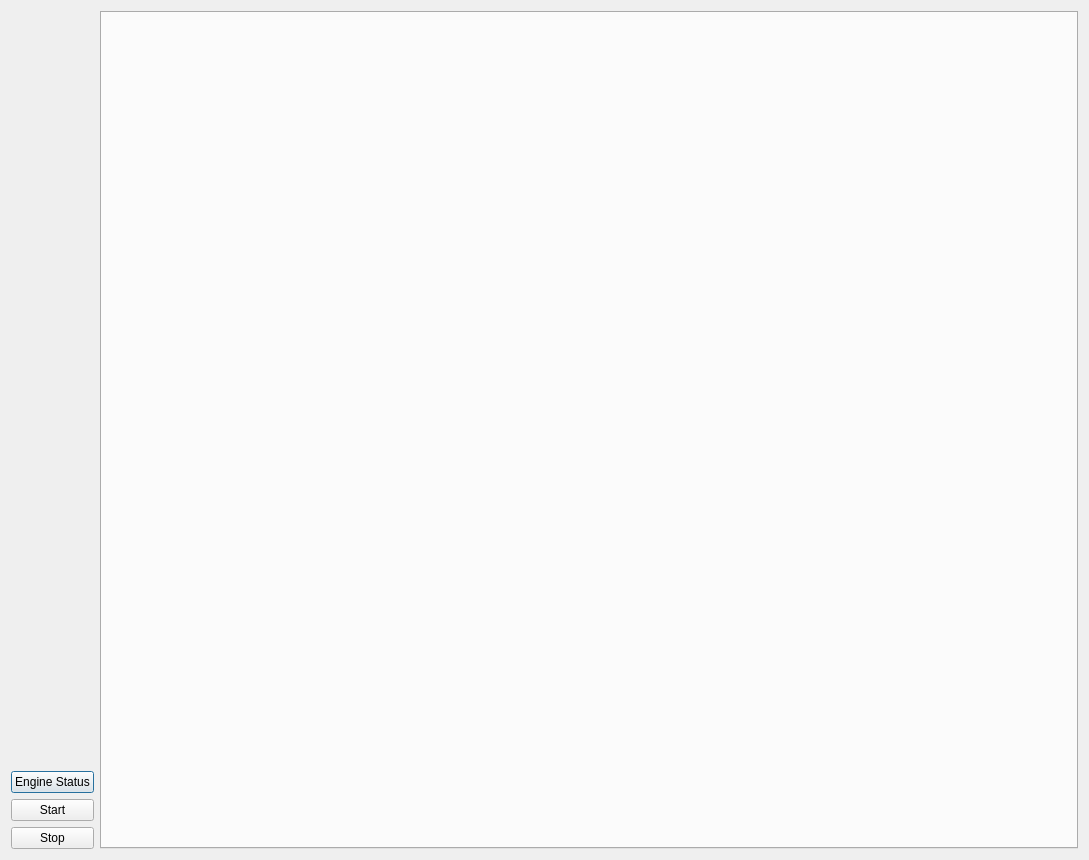
Before: the Qt Designer form OCTDialog.ui in djsperka/vortup, drawn with Qt 5.
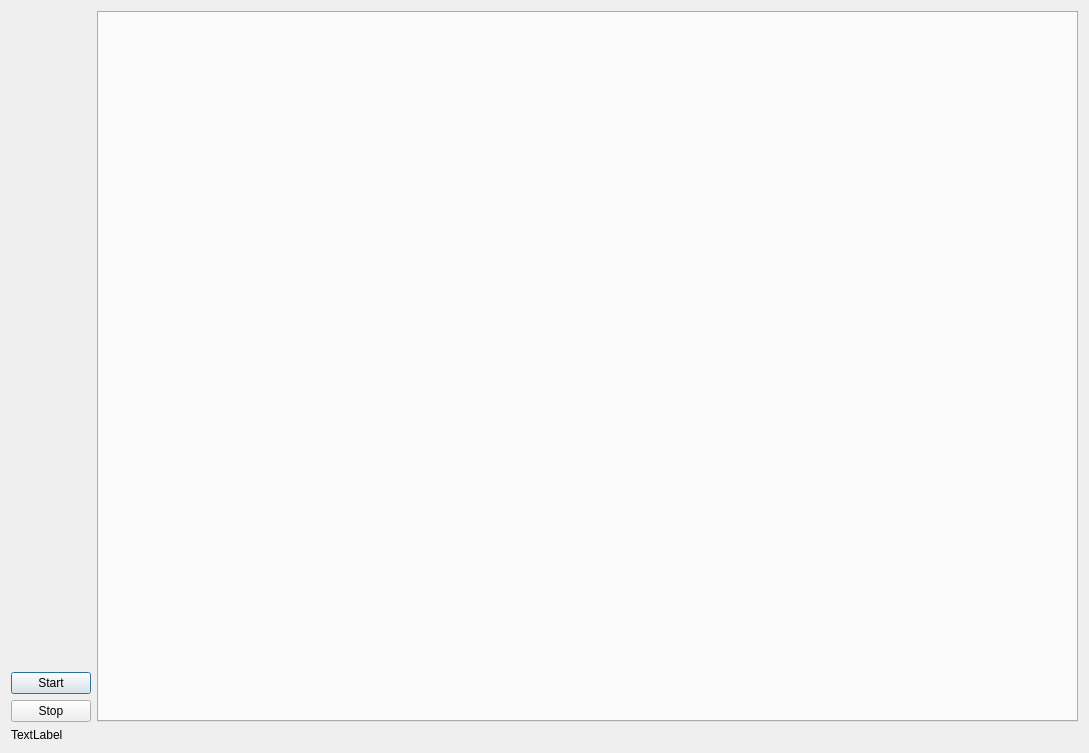
After: the same form once the commit is applied.

Commit message: Add status bar, remove status button.

The edit to the form file:
```diff
--- a/OCTDialog.ui
+++ b/OCTDialog.ui
@@ -7,13 +7,15 @@
     <x>0</x>
     <y>0</y>
     <width>1089</width>
-    <height>860</height>
+    <height>753</height>
    </rect>
   </property>
   <property name="windowTitle">
    <string>Dialog</string>
   </property>
-  <layout class="QHBoxLayout" name="horizontalLayout">
+  <layout class="QVBoxLayout" name="verticalLayout_2">
+   <item>
+    <layout class="QHBoxLayout" name="horizontalLayout_2">
    <item>
     <layout class="QVBoxLayout" name="verticalLayout">
      <item>
@@ -29,13 +31,6 @@
        </property>
       </spacer>
      </item>
-     <item>
-      <widget class="QPushButton" name="pbStatus">
-       <property name="text">
-        <string>Engine Status</string>
-       </property>
-      </widget>
-     </item>
      <item>
       <widget class="QPushButton" name="pbStart">
        <property name="text">
@@ -56,6 +51,15 @@
     <widget class="QTabWidget" name="tabWidgetPlots">
      <property name="currentIndex">
       <number>-1</number>
+       </property>
+      </widget>
+     </item>
+    </layout>
+   </item>
+   <item>
+    <widget class="QLabel" name="labelStatus">
+     <property name="text">
+      <string>TextLabel</string>
      </property>
     </widget>
    </item>
```
Left out of the diff: 2 changed lines with no effect on the pictures. Lines whose indentation alone changed are shown as unchanged. The commit also changes 1 other file.
